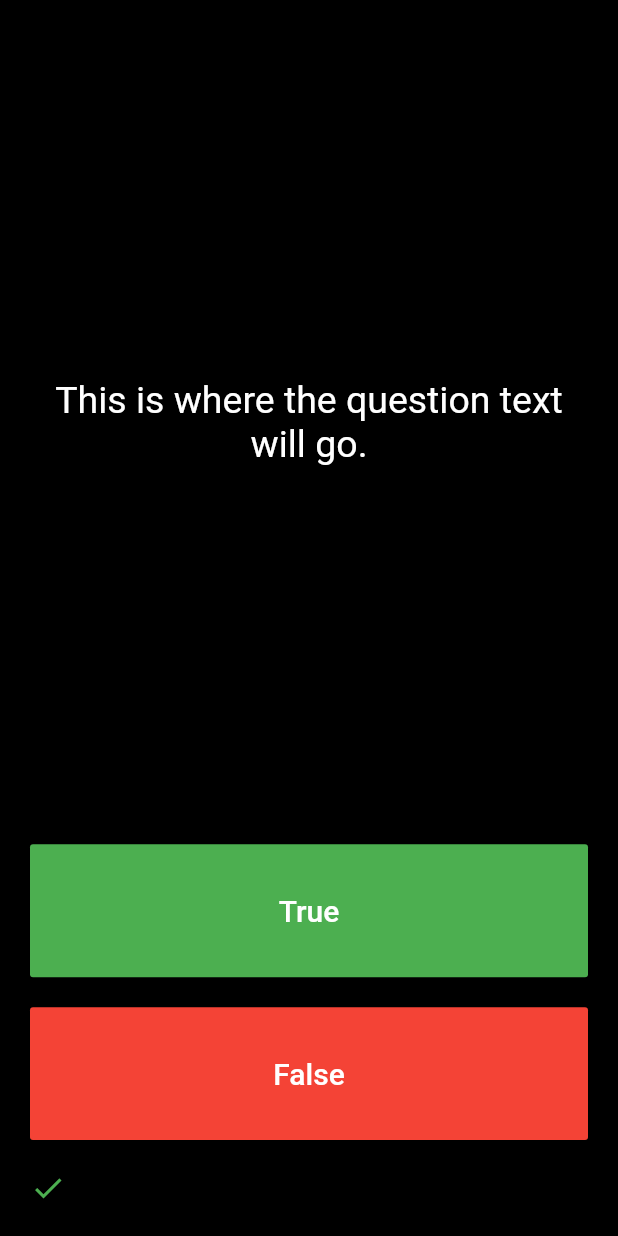
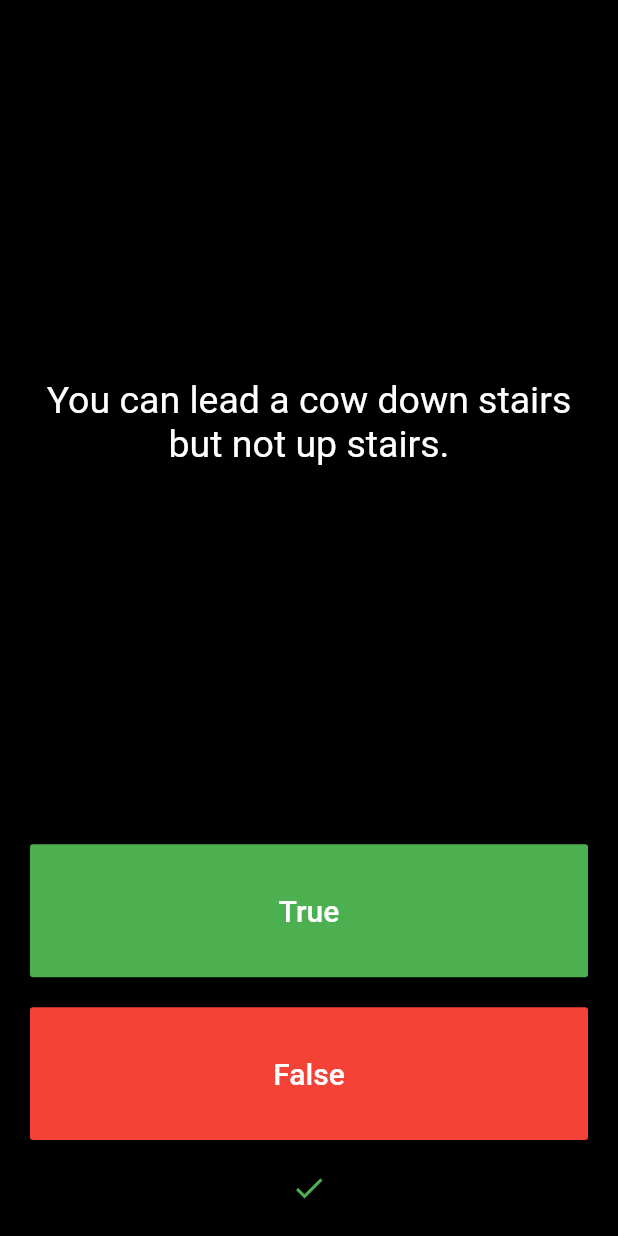
Before and after one commit to BatuhanAydoner/quizzler_flutter, a Flutter app: the screen it shows after launch, after a tap on "True", on a phone screen of 412 x 824 dp. Run offline on Flutter 3.47's test engine with Material 2 defaults, Android fonts, the phone set to English and light mode, and no system bars; our stand-ins replace rflutter_alert.

Commit message:
Completed app

```diff
--- /dev/null
+++ b/lib/Question.dart
@@ -0,0 +1,6 @@
+class Question {
+  String questionText;
+  bool answer;
+
+  Question(this.questionText, this.answer);
+}
--- /dev/null
+++ b/lib/QuizBrain.dart
@@ -0,0 +1,58 @@
+import 'Question.dart';
+
+class QuizBrain {
+  int _questionNumber = 0;
+
+  List<Question> _questions = [
+    Question('Some cats are actually allergic to humans', true),
+    Question('You can lead a cow down stairs but not up stairs.', false),
+    Question('Approximately one quarter of human bones are in the feet.', true),
+    Question('A slug\'s blood is green.', true),
+    Question('Buzz Aldrin\'s mother\'s maiden name was \"Moon\".', true),
+    Question('It is illegal to pee in the Ocean in Portugal.', true),
+    Question(
+        'No piece of square dry paper can be folded in half more than 7 times.',
+        false),
+    Question(
+        'In London, UK, if you happen to die in the House of Parliament, you are technically entitled to a state funeral, because the building is considered too sacred a place.',
+        true),
+    Question(
+        'The loudest sound produced by any animal is 188 decibels. That animal is the African Elephant.',
+        false),
+    Question(
+        'The total surface area of two human lungs is approximately 70 square metres.',
+        true),
+    Question('Google was originally called \"Backrub\".', true),
+    Question(
+        'Chocolate affects a dog\'s heart and nervous system; a few ounces are enough to kill a small dog.',
+        true),
+    Question(
+        'In West Virginia, USA, if you accidentally hit an animal with your car, you are free to take it home to eat.',
+        true),
+  ];
+
+  void nextQuestion() {
+    if (_questionNumber < _questions.length - 1) {
+      _questionNumber++;
+    }
+  }
+
+  String getQuestionText() {
+    return _questions[_questionNumber].questionText;
+  }
+
+  bool getQuestionAnswer() {
+    return _questions[_questionNumber].answer;
+  }
+
+  bool isFinished() {
+    if (_questionNumber == _questions.length - 1)
+      return true;
+    else
+      return false;
+  }
+
+  void resetQuestionNumber() {
+    _questionNumber = 0;
+  }
+}
--- a/lib/main.dart
+++ b/lib/main.dart
@@ -1,4 +1,8 @@
 import 'package:flutter/material.dart';
+import 'package:quizzler_flutter/QuizBrain.dart';
+import 'package:rflutter_alert/rflutter_alert.dart';
+
+QuizBrain quizBrain = new QuizBrain();
 
 void main() => runApp(Quizzler());
 
@@ -26,10 +30,62 @@ class QuizPage extends StatefulWidget {
 class _QuizPageState extends State<QuizPage> {
   List<Icon> scoreKeeper = [];
 
+  // Takes user's answer and check it.
+  void checkAnswer(bool answer) {
+    setState(() {
+      if (quizBrain.getQuestionAnswer() == answer) {
+        scoreKeeper.add(Icon(
+          Icons.check,
+          color: Colors.green,
+        ));
+      } else {
+        scoreKeeper.add(Icon(
+          Icons.close,
+          color: Colors.red,
+        ));
+      }
+
+      quizBrain.nextQuestion();
+      showAlert();
+    });
+  }
+
+  void showAlert() {
+    if (quizBrain.isFinished()) {
+      Alert(
+        context: context,
+        type: AlertType.error,
+        title: "Finished",
+        desc: "You\'ve reached the end of the quiz.",
+        style: AlertStyle(isCloseButton: true, isOverlayTapDismiss: false),
+        buttons: [
+          DialogButton(
+            child: Text(
+              "Cancel",
+              style: TextStyle(color: Colors.white, fontSize: 20),
+            ),
+            onPressed: () {
+              setState(() {
+                resetScoreKeeper();
+                quizBrain.resetQuestionNumber();
+              });
+              Navigator.pop(context);
+            },
+            width: 120,
+          )
+        ],
+      ).show();
+    }
+  }
+
+  void resetScoreKeeper() {
+    scoreKeeper = [];
+  }
+
   @override
   Widget build(BuildContext context) {
     return Column(
-      mainAxisAlignment: MainAxisAlignment.spaceAround,
+      mainAxisAlignment: MainAxisAlignment.spaceBetween,
       crossAxisAlignment: CrossAxisAlignment.stretch,
       children: <Widget>[
         Expanded(
@@ -38,7 +94,7 @@ class _QuizPageState extends State<QuizPage> {
               padding: const EdgeInsets.all(15.0),
               child: Center(
                 child: Text(
-                  "This is where the question text will go.",
+                  '${quizBrain.getQuestionText()}',
                   textAlign: TextAlign.center,
                   style: TextStyle(color: Colors.white, fontSize: 25.0),
                 ),
@@ -50,17 +106,10 @@ class _QuizPageState extends State<QuizPage> {
           child: FlatButton(
               color: Colors.green,
               onPressed: () {
-                setState(() {
-                  if (scoreKeeper.length < 15) {
-                    scoreKeeper.add(Icon(
-                      Icons.check,
-                      color: Colors.green,
-                    ));
-                  }
-                });
+                checkAnswer(true);
               },
               child: Text(
-                "True",
+                'True',
                 textAlign: TextAlign.center,
                 style: TextStyle(color: Colors.white, fontSize: 20.0),
               )),
@@ -70,9 +119,11 @@ class _QuizPageState extends State<QuizPage> {
           padding: const EdgeInsets.all(10.0),
           child: FlatButton(
               color: Colors.red,
-              onPressed: () {},
+              onPressed: () {
+                checkAnswer(false);
+              },
               child: Text(
-                "False",
+                'False',
                 textAlign: TextAlign.center,
                 style: TextStyle(color: Colors.white, fontSize: 20.0),
               )),
@@ -80,6 +131,7 @@ class _QuizPageState extends State<QuizPage> {
         Padding(
           padding: const EdgeInsets.all(10.0),
           child: Row(
+            mainAxisAlignment: MainAxisAlignment.center,
             children: scoreKeeper,
           ),
         ),
--- a/pubspec.yaml
+++ b/pubspec.yaml
@@ -28,6 +28,7 @@ dependencies:
   # The following adds the Cupertino Icons font to your application.
   # Use with the CupertinoIcons class for iOS style icons.
   cupertino_icons: ^0.1.3
+  rflutter_alert: ^1.0.3
 
 dev_dependencies:
   flutter_test:
```
Also changed, not shown: pubspec.lock, 1 other file.
